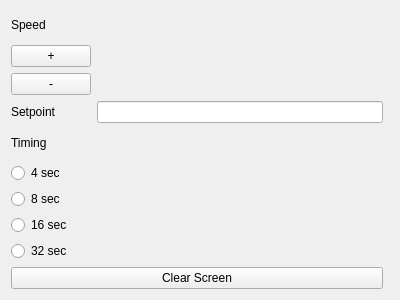
Before: the Qt Designer form ui/dccontrolwidget.ui in Paise/uart_board, drawn with Qt 5.
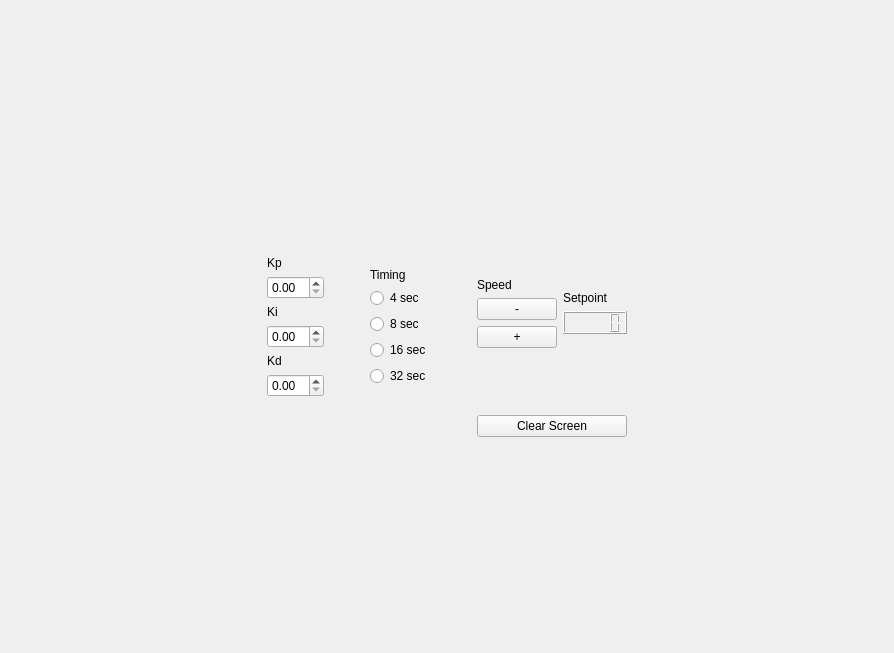
After: the same form once the commit is applied.

Commit message: Update DC control widget

```diff
--- a/ui/dccontrolwidget.ui
+++ b/ui/dccontrolwidget.ui
@@ -6,109 +6,342 @@
    <rect>
     <x>0</x>
     <y>0</y>
-    <width>400</width>
-    <height>300</height>
+    <width>894</width>
+    <height>653</height>
    </rect>
   </property>
   <property name="windowTitle">
    <string>Form</string>
   </property>
-  <layout class="QHBoxLayout" name="layout">
-   <item>
-    <layout class="QVBoxLayout" name="verticalLayout">
+  <layout class="QGridLayout" name="gridLayout_3">
+   <item row="0" column="1">
+    <spacer name="verticalSpacer_9">
+     <property name="orientation">
+      <enum>Qt::Vertical</enum>
+     </property>
+     <property name="sizeHint" stdset="0">
+      <size>
+       <width>20</width>
+       <height>195</height>
+      </size>
+     </property>
+    </spacer>
+   </item>
+   <item row="1" column="0">
+    <spacer name="horizontalSpacer_4">
+     <property name="orientation">
+      <enum>Qt::Horizontal</enum>
+     </property>
+     <property name="sizeHint" stdset="0">
+      <size>
+       <width>243</width>
+       <height>20</height>
+      </size>
+     </property>
+    </spacer>
+   </item>
+   <item row="1" column="1" rowspan="2">
+    <layout class="QVBoxLayout" name="verticalLayout_5">
      <item>
-      <widget class="QLabel" name="speedLabel">
-       <property name="text">
-        <string>Speed</string>
-       </property>
-      </widget>
-     </item>
-     <item>
-      <layout class="QFormLayout" name="formLayout">
-       <item row="3" column="0">
-        <widget class="QLabel" name="setpointLabel">
-         <property name="text">
-          <string>Setpoint</string>
-         </property>
-        </widget>
+      <layout class="QHBoxLayout" name="horizontalLayout_2">
+       <item>
+        <layout class="QVBoxLayout" name="verticalLayout">
+         <item>
+          <spacer name="verticalSpacer_7">
+           <property name="orientation">
+            <enum>Qt::Vertical</enum>
+           </property>
+           <property name="sizeHint" stdset="0">
+            <size>
+             <width>20</width>
+             <height>40</height>
+            </size>
+           </property>
+          </spacer>
+         </item>
+         <item>
+          <widget class="QLabel" name="labelKp">
+           <property name="text">
+            <string>Kp</string>
+           </property>
+          </widget>
+         </item>
+         <item>
+          <widget class="QDoubleSpinBox" name="spinBoxKp"/>
+         </item>
+         <item>
+          <widget class="QLabel" name="labelKi">
+           <property name="text">
+            <string>Ki</string>
+           </property>
+          </widget>
+         </item>
+         <item>
+          <widget class="QDoubleSpinBox" name="spinBoxKi"/>
+         </item>
+         <item>
+          <widget class="QLabel" name="labelKd">
+           <property name="text">
+            <string>Kd</string>
+           </property>
+          </widget>
+         </item>
+         <item>
+          <widget class="QDoubleSpinBox" name="spinBoxKd"/>
+         </item>
+         <item>
+          <spacer name="verticalSpacer_8">
+           <property name="orientation">
+            <enum>Qt::Vertical</enum>
+           </property>
+           <property name="sizeHint" stdset="0">
+            <size>
+             <width>20</width>
+             <height>40</height>
+            </size>
+           </property>
+          </spacer>
+         </item>
+        </layout>
        </item>
-       <item row="3" column="1">
-        <widget class="QLineEdit" name="setpointEdit"/>
+       <item>
+        <layout class="QGridLayout" name="gridLayout_2">
+         <item row="6" column="1">
+          <spacer name="verticalSpacer">
+           <property name="orientation">
+            <enum>Qt::Vertical</enum>
+           </property>
+           <property name="sizeHint" stdset="0">
+            <size>
+             <width>20</width>
+             <height>40</height>
+            </size>
+           </property>
+          </spacer>
+         </item>
+         <item row="5" column="1">
+          <widget class="QRadioButton" name="radio32">
+           <property name="text">
+            <string>32 sec</string>
+           </property>
+           <attribute name="buttonGroup">
+            <string notr="true">timingsGroup</string>
+           </attribute>
+          </widget>
+         </item>
+         <item row="4" column="1">
+          <widget class="QRadioButton" name="radio16">
+           <property name="text">
+            <string>16 sec</string>
+           </property>
+           <attribute name="buttonGroup">
+            <string notr="true">timingsGroup</string>
+           </attribute>
+          </widget>
+         </item>
+         <item row="3" column="0">
+          <spacer name="horizontalSpacer">
+           <property name="orientation">
+            <enum>Qt::Horizontal</enum>
+           </property>
+           <property name="sizeHint" stdset="0">
+            <size>
+             <width>40</width>
+             <height>20</height>
+            </size>
+           </property>
+          </spacer>
+         </item>
+         <item row="2" column="1">
+          <widget class="QRadioButton" name="radio4">
+           <property name="text">
+            <string>4 sec</string>
+           </property>
+           <attribute name="buttonGroup">
+            <string notr="true">timingsGroup</string>
+           </attribute>
+          </widget>
+         </item>
+         <item row="3" column="1">
+          <widget class="QRadioButton" name="radio8">
+           <property name="text">
+            <string>8 sec</string>
+           </property>
+           <attribute name="buttonGroup">
+            <string notr="true">timingsGroup</string>
+           </attribute>
+          </widget>
+         </item>
+         <item row="0" column="1">
+          <spacer name="verticalSpacer_2">
+           <property name="orientation">
+            <enum>Qt::Vertical</enum>
+           </property>
+           <property name="sizeHint" stdset="0">
+            <size>
+             <width>20</width>
+             <height>40</height>
+            </size>
+           </property>
+          </spacer>
+         </item>
+         <item row="1" column="1">
+          <widget class="QLabel" name="timingLabel">
+           <property name="text">
+            <string>Timing</string>
+           </property>
+          </widget>
+         </item>
+         <item row="3" column="2">
+          <spacer name="horizontalSpacer_2">
+           <property name="orientation">
+            <enum>Qt::Horizontal</enum>
+           </property>
+           <property name="sizeHint" stdset="0">
+            <size>
+             <width>40</width>
+             <height>20</height>
+            </size>
+           </property>
+          </spacer>
+         </item>
+        </layout>
        </item>
-       <item row="1" column="0">
-        <widget class="QPushButton" name="plusButton">
-         <property name="text">
-          <string>+</string>
-         </property>
-        </widget>
-       </item>
-       <item row="2" column="0">
-        <widget class="QPushButton" name="minusButton">
-         <property name="text">
-          <string>-</string>
-         </property>
-        </widget>
+       <item>
+        <layout class="QGridLayout" name="gridLayout">
+         <item row="0" column="0">
+          <layout class="QHBoxLayout" name="horizontalLayout">
+           <item>
+            <layout class="QVBoxLayout" name="verticalLayout_2">
+             <item>
+              <spacer name="verticalSpacer_4">
+               <property name="orientation">
+                <enum>Qt::Vertical</enum>
+               </property>
+               <property name="sizeHint" stdset="0">
+                <size>
+                 <width>20</width>
+                 <height>40</height>
+                </size>
+               </property>
+              </spacer>
+             </item>
+             <item>
+              <widget class="QLabel" name="speedLabel">
+               <property name="text">
+                <string>Speed</string>
+               </property>
+              </widget>
+             </item>
+             <item>
+              <widget class="QPushButton" name="minusButton">
+               <property name="text">
+                <string>-</string>
+               </property>
+              </widget>
+             </item>
+             <item>
+              <widget class="QPushButton" name="plusButton">
+               <property name="text">
+                <string>+</string>
+               </property>
+              </widget>
+             </item>
+             <item>
+              <spacer name="verticalSpacer_6">
+               <property name="orientation">
+                <enum>Qt::Vertical</enum>
+               </property>
+               <property name="sizeHint" stdset="0">
+                <size>
+                 <width>20</width>
+                 <height>40</height>
+                </size>
+               </property>
+              </spacer>
+             </item>
+            </layout>
+           </item>
+           <item>
+            <layout class="QVBoxLayout" name="verticalLayout_4">
+             <item>
+              <spacer name="verticalSpacer_3">
+               <property name="orientation">
+                <enum>Qt::Vertical</enum>
+               </property>
+               <property name="sizeHint" stdset="0">
+                <size>
+                 <width>20</width>
+                 <height>40</height>
+                </size>
+               </property>
+              </spacer>
+             </item>
+             <item>
+              <widget class="QLabel" name="setpointLabel">
+               <property name="text">
+                <string>Setpoint</string>
+               </property>
+              </widget>
+             </item>
+             <item>
+              <widget class="QLCDNumber" name="setpointLcd"/>
+             </item>
+             <item>
+              <spacer name="verticalSpacer_5">
+               <property name="orientation">
+                <enum>Qt::Vertical</enum>
+               </property>
+               <property name="sizeHint" stdset="0">
+                <size>
+                 <width>20</width>
+                 <height>40</height>
+                </size>
+               </property>
+              </spacer>
+             </item>
+            </layout>
+           </item>
+          </layout>
+         </item>
+         <item row="1" column="0">
+          <widget class="QPushButton" name="clearScreenButton">
+           <property name="text">
+            <string>Clear Screen</string>
+           </property>
+          </widget>
+         </item>
+        </layout>
        </item>
       </layout>
      </item>
-     <item>
-      <widget class="QLabel" name="timingLabel">
-       <property name="text">
-        <string>Timing</string>
-       </property>
-      </widget>
-     </item>
-     <item>
-      <widget class="QRadioButton" name="radio4">
-       <property name="text">
-        <string>4 sec</string>
-       </property>
-       <attribute name="buttonGroup">
-        <string notr="true">timingsGroup</string>
-       </attribute>
-      </widget>
-     </item>
-     <item>
-      <widget class="QRadioButton" name="radio8">
-       <property name="text">
-        <string>8 sec</string>
-       </property>
-       <attribute name="buttonGroup">
-        <string notr="true">timingsGroup</string>
-       </attribute>
-      </widget>
-     </item>
-     <item>
-      <widget class="QRadioButton" name="radio16">
-       <property name="text">
-        <string>16 sec</string>
-       </property>
-       <attribute name="buttonGroup">
-        <string notr="true">timingsGroup</string>
-       </attribute>
-      </widget>
-     </item>
-     <item>
-      <widget class="QRadioButton" name="radio32">
-       <property name="text">
-        <string>32 sec</string>
-       </property>
-       <attribute name="buttonGroup">
-        <string notr="true">timingsGroup</string>
-       </attribute>
-      </widget>
-     </item>
-     <item>
-      <widget class="QPushButton" name="pushButton">
-       <property name="text">
-        <string>Clear Screen</string>
-       </property>
-      </widget>
-     </item>
     </layout>
    </item>
-   <item>
-    <widget class="QWidget" name="widget" native="true"/>
+   <item row="2" column="2">
+    <spacer name="horizontalSpacer_3">
+     <property name="orientation">
+      <enum>Qt::Horizontal</enum>
+     </property>
+     <property name="sizeHint" stdset="0">
+      <size>
+       <width>243</width>
+       <height>20</height>
+      </size>
+     </property>
+    </spacer>
+   </item>
+   <item row="3" column="1">
+    <spacer name="verticalSpacer_10">
+     <property name="orientation">
+      <enum>Qt::Vertical</enum>
+     </property>
+     <property name="sizeHint" stdset="0">
+      <size>
+       <width>20</width>
+       <height>195</height>
+      </size>
+     </property>
+    </spacer>
    </item>
   </layout>
  </widget>
```
Left out of the diff: 21 changed lines with no effect on the pictures. The commit also changes 1 other file.
